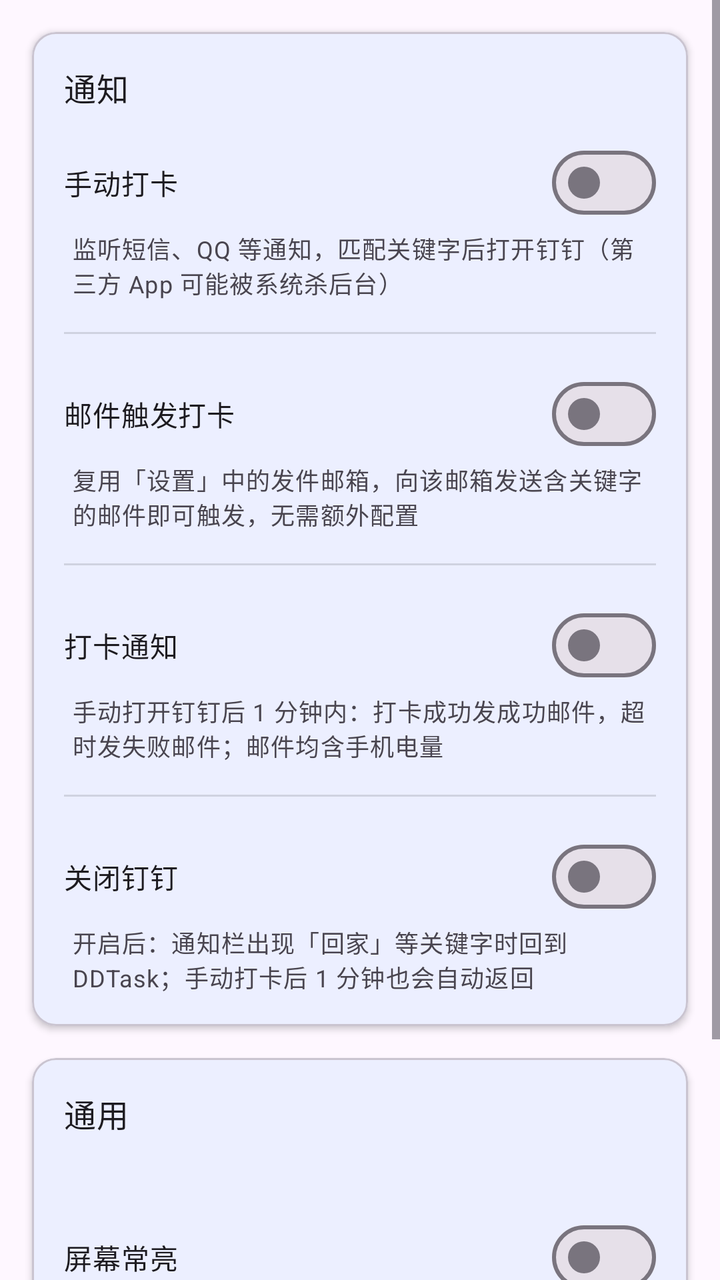
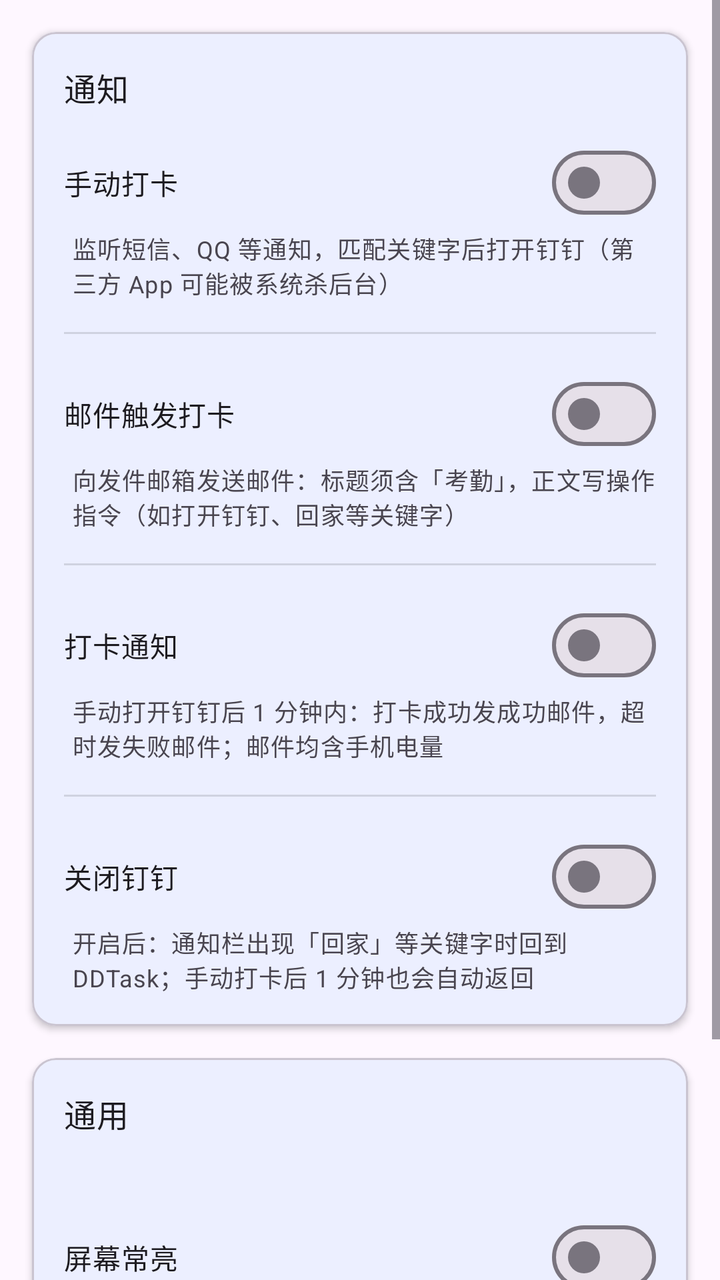

The first picture is an Android layout as it rendered before a commit; the second is the same layout after the commit. The layout source and the unified diff follow.
<!-- AndroidManifest.xml: application theme Theme.DDTask -->
<!-- res/layout/fragment_notifications.xml -->
<?xml version="1.0" encoding="utf-8"?>
<ScrollView
    xmlns:android="http://schemas.android.com/apk/res/android"
    xmlns:app="http://schemas.android.com/apk/res-auto"
    android:layout_width="match_parent"
    android:layout_height="match_parent"
    android:fillViewport="true">

    <LinearLayout
        android:layout_width="match_parent"
        android:layout_height="wrap_content"
        android:orientation="vertical"
        android:paddingBottom="24dp">

        <com.google.android.material.card.MaterialCardView
            android:layout_width="match_parent"
            android:layout_height="wrap_content"
            android:layout_margin="16dp"
            app:cardElevation="2dp">

            <LinearLayout
                android:layout_width="match_parent"
                android:layout_height="wrap_content"
                android:orientation="vertical"
                android:padding="16dp">

                <TextView
                    android:layout_width="wrap_content"
                    android:layout_height="wrap_content"
                    android:text="@string/notifications_tab_title"
                    android:textAppearance="?attr/textAppearanceTitleMedium" />

                <com.google.android.material.materialswitch.MaterialSwitch
                    android:id="@+id/switch_auto_open_dingtalk"
                    android:layout_width="match_parent"
                    android:layout_height="wrap_content"
                    android:layout_marginTop="12dp"
                    android:text="@string/auto_open_dingtalk_enabled" />

                <TextView
                    android:layout_width="wrap_content"
                    android:layout_height="wrap_content"
                    android:layout_marginStart="4dp"
                    android:text="@string/auto_open_dingtalk_enabled_desc"
                    android:textAppearance="?attr/textAppearanceBodySmall"
                    android:textColor="?android:attr/textColorSecondary" />

                <TextView
                    android:id="@+id/tv_last_open"
                    android:layout_width="match_parent"
                    android:layout_height="wrap_content"
                    android:layout_marginTop="8dp"
                    android:textAppearance="?attr/textAppearanceBodySmall"
                    android:textColor="?android:attr/textColorSecondary"
                    android:visibility="gone" />

                <View
                    android:layout_width="match_parent"
                    android:layout_height="1dp"
                    android:layout_marginVertical="16dp"
                    android:background="?android:attr/listDivider" />

                <com.google.android.material.materialswitch.MaterialSwitch
                    android:id="@+id/switch_email_trigger"
                    android:layout_width="match_parent"
                    android:layout_height="wrap_content"
                    android:text="@string/email_trigger_enabled" />

                <TextView
                    android:layout_width="wrap_content"
                    android:layout_height="wrap_content"
                    android:layout_marginStart="4dp"
                    android:text="@string/email_trigger_enabled_desc"
                    android:textAppearance="?attr/textAppearanceBodySmall"
                    android:textColor="?android:attr/textColorSecondary" />

                <TextView
                    android:id="@+id/tv_email_trigger_address"
                    android:layout_width="match_parent"
                    android:layout_height="wrap_content"
                    android:layout_marginTop="4dp"
                    android:textAppearance="?attr/textAppearanceBodySmall"
                    android:textColor="?android:attr/textColorSecondary"
                    android:visibility="gone" />

                <TextView
                    android:id="@+id/tv_last_email_trigger"
                    android:layout_width="match_parent"
                    android:layout_height="wrap_content"
                    android:layout_marginTop="8dp"
                    android:textAppearance="?attr/textAppearanceBodySmall"
                    android:textColor="?android:attr/textColorSecondary"
                    android:visibility="gone" />

                <View
                    android:layout_width="match_parent"
                    android:layout_height="1dp"
                    android:layout_marginVertical="16dp"
                    android:background="?android:attr/listDivider" />

                <com.google.android.material.materialswitch.MaterialSwitch
                    android:id="@+id/switch_email_notify"
                    android:layout_width="match_parent"
                    android:layout_height="wrap_content"
                    android:text="@string/email_notify_enabled" />

                <TextView
                    android:layout_width="wrap_content"
                    android:layout_height="wrap_content"
                    android:layout_marginStart="4dp"
                    android:text="@string/email_notify_enabled_desc"
                    android:textAppearance="?attr/textAppearanceBodySmall"
                    android:textColor="?android:attr/textColorSecondary" />

                <TextView
                    android:id="@+id/tv_last_sent"
                    android:layout_width="match_parent"
                    android:layout_height="wrap_content"
                    android:layout_marginTop="8dp"
                    android:textAppearance="?attr/textAppearanceBodySmall"
                    android:textColor="?android:attr/textColorSecondary"
                    android:visibility="gone" />

                <View
                    android:layout_width="match_parent"
                    android:layout_height="1dp"
                    android:layout_marginVertical="16dp"
                    android:background="?android:attr/listDivider" />

                <com.google.android.material.materialswitch.MaterialSwitch
                    android:id="@+id/switch_close_dingtalk"
                    android:layout_width="match_parent"
                    android:layout_height="wrap_content"
                    android:text="@string/close_dingtalk_enabled" />

                <TextView
                    android:layout_width="wrap_content"
                    android:layout_height="wrap_content"
                    android:layout_marginStart="4dp"
                    android:text="@string/close_dingtalk_enabled_desc"
                    android:textAppearance="?attr/textAppearanceBodySmall"
                    android:textColor="?android:attr/textColorSecondary" />

            </LinearLayout>

        </com.google.android.material.card.MaterialCardView>

        <com.google.android.material.card.MaterialCardView
            android:layout_width="match_parent"
            android:layout_height="wrap_content"
            android:layout_marginHorizontal="16dp"
            app:cardElevation="2dp">

            <LinearLayout
                android:layout_width="match_parent"
                android:layout_height="wrap_content"
                android:orientation="vertical"
                android:padding="16dp">

                <TextView
                    android:layout_width="wrap_content"
                    android:layout_height="wrap_content"
                    android:text="@string/settings_general_title"
                    android:textAppearance="?attr/textAppearanceTitleMedium" />

                <TextView
                    android:id="@+id/status_dingtalk"
                    android:layout_width="wrap_content"
                    android:layout_height="wrap_content"
                    android:layout_marginTop="8dp"
                    android:textAppearance="?attr/textAppearanceBodySmall" />

                <com.google.android.material.materialswitch.MaterialSwitch
                    android:id="@+id/switch_keep_screen_on"
                    android:layout_width="match_parent"
                    android:layout_height="wrap_content"
                    android:layout_marginTop="12dp"
                    android:text="@string/keep_screen_on" />

                <TextView
                    android:layout_width="wrap_content"
                    android:layout_height="wrap_content"
                    android:layout_marginStart="4dp"
                    android:text="@string/keep_screen_on_desc"
                    android:textAppearance="?attr/textAppearanceBodySmall"
                    android:textColor="?android:attr/textColorSecondary" />

                <com.google.android.material.materialswitch.MaterialSwitch
                    android:id="@+id/switch_dim_screen"
                    android:layout_width="match_parent"
                    android:layout_height="wrap_content"
                    android:layout_marginTop="12dp"
                    android:text="@string/dim_screen" />

                <TextView
                    android:layout_width="wrap_content"
                    android:layout_height="wrap_content"
                    android:layout_marginStart="4dp"
                    android:text="@string/dim_screen_desc"
                    android:textAppearance="?attr/textAppearanceBodySmall"
                    android:textColor="?android:attr/textColorSecondary" />

            </LinearLayout>

        </com.google.android.material.card.MaterialCardView>

    </LinearLayout>

</ScrollView>
<!-- resources referenced by this layout -->
<resources>
  <string name="auto_open_dingtalk_enabled">手动打卡</string>
  <string name="auto_open_dingtalk_enabled_desc">监听短信、QQ 等通知，匹配关键字后打开钉钉（第三方 App 可能被系统杀后台）</string>
  <string name="close_dingtalk_enabled">关闭钉钉</string>
  <string name="close_dingtalk_enabled_desc">开启后：通知栏出现「回家」等关键字时回到 DDTask；手动打卡后 1 分钟也会自动返回</string>
  <string name="dim_screen">屏幕最暗</string>
  <string name="dim_screen_desc">开启后屏幕亮度调至最低</string>
  <string name="email_notify_enabled">打卡通知</string>
  <string name="email_notify_enabled_desc">手动打开钉钉后 1 分钟内：打卡成功发成功邮件，超时发失败邮件；邮件均含手机电量</string>
  <string name="email_trigger_enabled">邮件触发打卡</string>
  <string name="email_trigger_enabled_desc">复用「设置」中的发件邮箱，向该邮箱发送含关键字的邮件即可触发，无需额外配置</string>
  <string name="keep_screen_on">屏幕常亮</string>
  <string name="keep_screen_on_desc">定时打开钉钉时，屏幕保持常亮不熄灭</string>
  <string name="notifications_tab_title">通知</string>
  <string name="settings_general_title">通用</string>
  <style name="Theme.DDTask" parent="Theme.Material3.Light.NoActionBar">
          <item name="colorPrimary">@color/primary</item>
          <item name="colorPrimaryDark">@color/primary_dark</item>
          <item name="colorSecondary">@color/secondary</item>
      </style>
  <color name="primary">#0089FF</color>
  <color name="primary_dark">#0066CC</color>
  <color name="secondary">#FF6B35</color>
</resources>

<!-- the commit's change to res/layout/fragment_notifications.xml (unified diff, before → after) -->
@@ -84,6 +84,14 @@
                     android:visibility="gone" />
 
                 <TextView
+                    android:id="@+id/tv_email_poll_status"
+                    android:layout_width="match_parent"
+                    android:layout_height="wrap_content"
+                    android:layout_marginTop="4dp"
+                    android:textAppearance="?attr/textAppearanceBodySmall"
+                    android:visibility="gone" />
+
+                <TextView
                     android:id="@+id/tv_last_email_trigger"
                     android:layout_width="match_parent"
                     android:layout_height="wrap_content"
<!-- resource entries referenced after the edit -->
@@ -9,7 +9,7 @@
   <string name="email_notify_enabled">打卡通知</string>
   <string name="email_notify_enabled_desc">手动打开钉钉后 1 分钟内：打卡成功发成功邮件，超时发失败邮件；邮件均含手机电量</string>
   <string name="email_trigger_enabled">邮件触发打卡</string>
-  <string name="email_trigger_enabled_desc">复用「设置」中的发件邮箱，向该邮箱发送含关键字的邮件即可触发，无需额外配置</string>
+  <string name="email_trigger_enabled_desc">向发件邮箱发送邮件：标题须含「考勤」，正文写操作指令（如打开钉钉、回家等关键字）</string>
   <string name="keep_screen_on">屏幕常亮</string>
   <string name="keep_screen_on_desc">定时打开钉钉时，屏幕保持常亮不熄灭</string>
   <string name="notifications_tab_title">通知</string>
